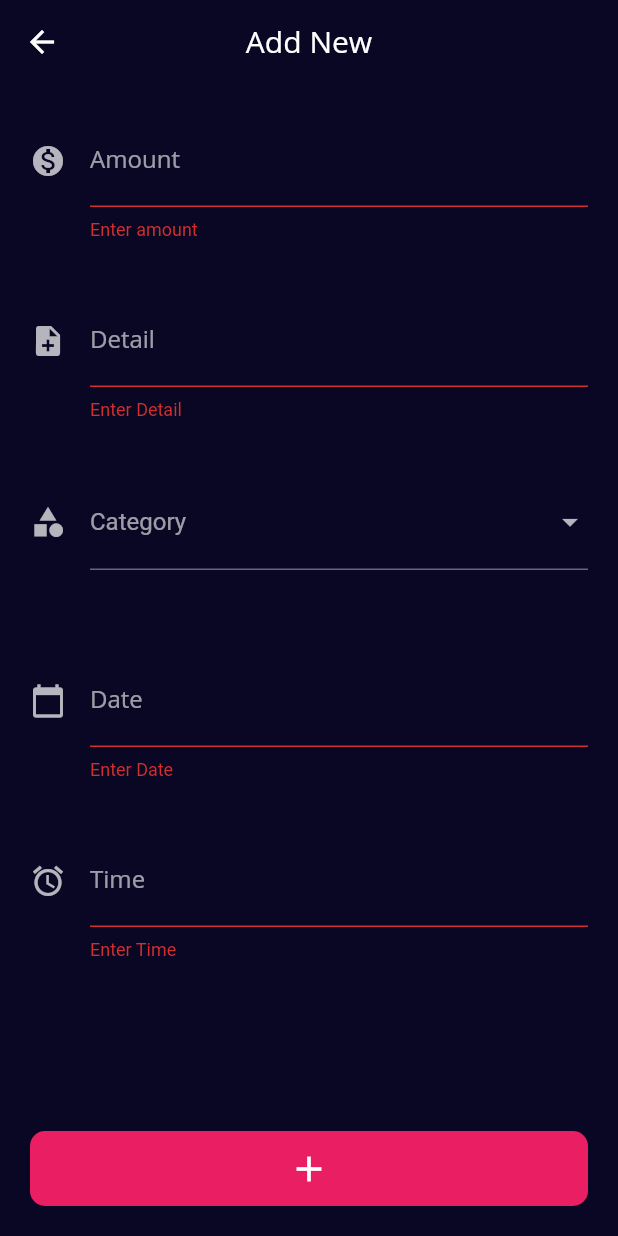
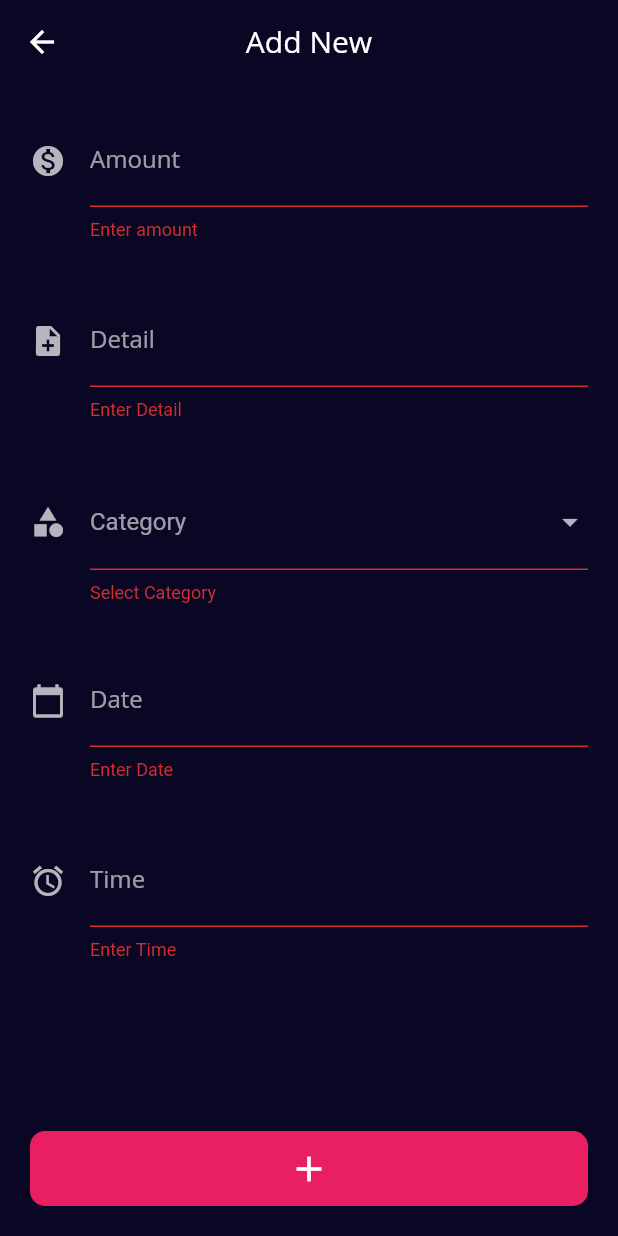
Before and after one commit to be-krishna/expensive, a Flutter app: the AddExpense screen opened directly, after a tap on the "add" icon, on a phone screen of 412 x 824 dp. Run offline on Flutter 3.47's test engine with Material 2 defaults, Android fonts, the phone set to English and light mode, and no system bars; our stand-ins replace charts_flutter, file_picker, font_awesome_flutter, permission_handler, shared_preferences, sqflite; missing offline and left inert: ext_storage; accounts and stored records are empty.

Commit message:
drowpdown category select validation

```diff
--- a/lib/screens/add_expense.dart
+++ b/lib/screens/add_expense.dart
@@ -138,6 +138,8 @@ class _AddExpenseState extends State<AddExpense> {
                           category = value;
                         });
                       },
+                      formValidator: (value) =>
+                          value == null ? 'Select Category' : null,
                     ),
                     TextFormField(
                       controller: _dateController,
```
